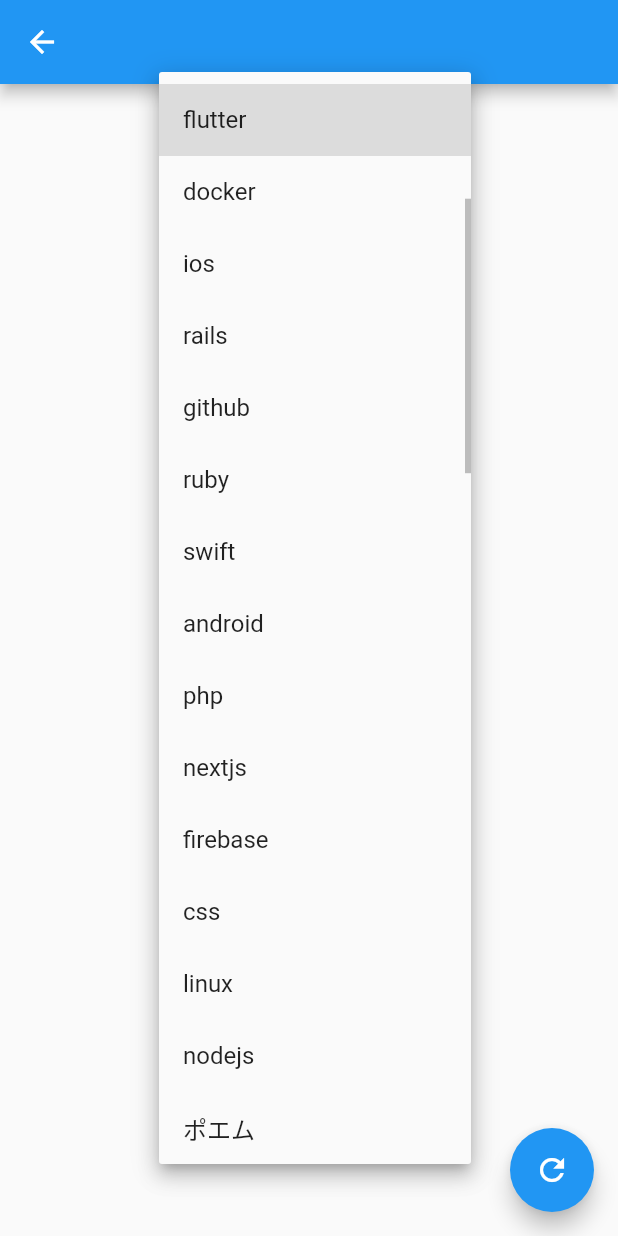
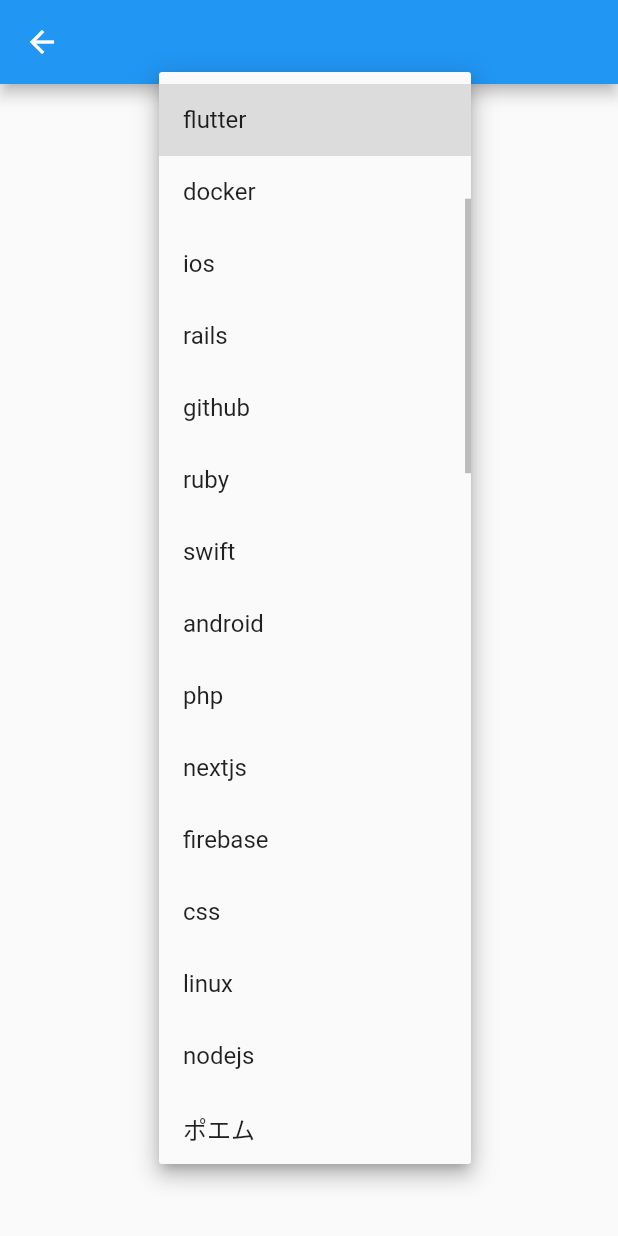
Before and after one commit to linnefromice/flutter_sandbox, a Flutter app: the OriginalFeedScreen screen opened by its route, after a tap on "flutter", on a phone screen of 412 x 824 dp. Run offline on Flutter 3.47's test engine with Material 2 defaults, Android fonts, the phone set to English and light mode, and no system bars; our stand-ins replace animated_text_kit, flutter_spinkit, like_button, webview_flutter; missing offline and left inert: decorated_icon, flutter_animation_set, im_animations, webfeed, xml2json; network calls fail.

Commit message:
minor collection

```diff
--- a/lib/views/screens/original_feed_screen.dart
+++ b/lib/views/screens/original_feed_screen.dart
@@ -171,10 +171,6 @@
           ),
         ],
       ),
-      floatingActionButton: FloatingActionButton(
-        child: Icon(Icons.refresh),
-        onPressed: () => _search("firebase"), // これでいける
-      ),
     );
   }
 }
```
